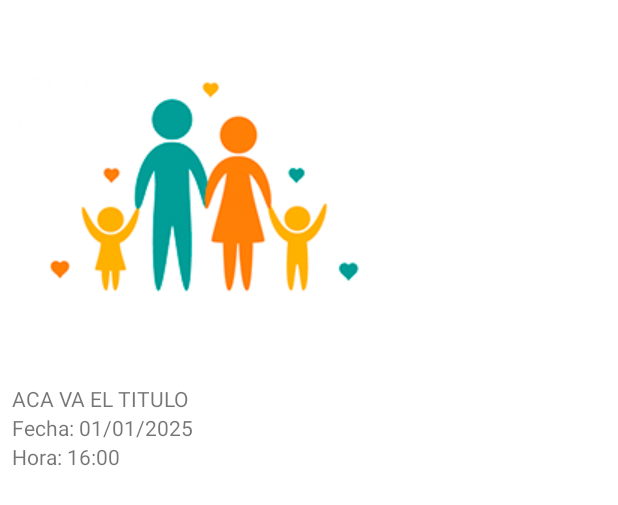
After one commit to MatiasNLugo/Obligatorio2021, an Android app: the layout list_item_Evento.xml on its own in the app's theme, with its tools: preview values and no code run, on a phone screen of 412 x 824 dp. The commit adds this screen. Shown: the top 505 px of the screen. Run offline under Robolectric (Android 15) with nearby library versions, the phone set to English and light mode, and no system bars.

Commit message:
Sin cambios.

```diff
--- a/app/src/main/java/com/matiaslugo/obligatorio2021/viewseventos/ListarEventos.java
+++ b/app/src/main/java/com/matiaslugo/obligatorio2021/viewseventos/ListarEventos.java
@@ -12,5 +12,7 @@ public class ListarEventos extends AppCompatActivity {
     protected void onCreate(Bundle savedInstanceState) {
         super.onCreate(savedInstanceState);
         setContentView(R.layout.activity_listar_eventos);
+
+
     }
 }
--- /dev/null
+++ b/app/src/main/res/layout/list_item_Evento.xml
@@ -0,0 +1,37 @@
+<?xml version="1.0" encoding="utf-8"?>
+<LinearLayout xmlns:android="http://schemas.android.com/apk/res/android"
+    android:layout_width="wrap_content"
+    android:layout_height="wrap_content"
+    android:orientation="vertical"
+    android:paddingLeft="8dp"
+    android:paddingRight="8dp">
+
+    <ImageView
+        android:id="@+id/imvAvatar"
+        android:layout_width="wrap_content"
+        android:layout_height="wrap_content"
+        android:src="@drawable/evento_1"
+        />
+    <TextView
+        android:id="@+id/tvTitulo"
+        android:layout_width="wrap_content"
+        android:layout_height="match_parent"
+        android:text="ACA VA EL TITULO"
+        />
+    <TextView
+        android:id="@+id/tvFecha"
+        android:layout_width="wrap_content"
+        android:layout_height="match_parent"
+        android:text="Fecha: 01/01/2025"
+        />
+    <TextView
+        android:id="@+id/tvHora"
+        android:layout_width="wrap_content"
+        android:layout_height="match_parent"
+        android:text="Hora: 16:00"
+        />
+
+
+
+
+</LinearLayout>
--- /dev/null
+++ b/app/src/main/res/values-hdpi/dimens.xml
@@ -0,0 +1,4 @@
+<?xml version="1.0" encoding="utf-8"?>
+<resources>
+    <dimen name="ancho_avatar">160dp</dimen>
+</resources>
--- /dev/null
+++ b/app/src/main/res/values-xhdpi/dimens.xml
@@ -0,0 +1,5 @@
+<?xml version="1.0" encoding="utf-8"?>
+<resources>
+    <dimen name="ancho_avatar">178dp</dimen>
+
+</resources>
```
Also changed, not shown: app/src/main/java/com/matiaslugo/obligatorio2021/viewseventos/AdaptadorEventos.java (added, +105 -0 lines), app/src/main/res/drawable-anydpi/ic_float_button_add_client.xml (deleted, +0 -11 lines), app/src/main/res/layout/activity_listar_eventos.xml (+9 -2 lines), app/src/main/res/drawable-mdpi/evento_1.png (added), app/src/main/res/drawable-mdpi/evento_2.png (added), app/src/main/res/drawable-mdpi/evento_3.png (added), app/src/main/res/drawable-mdpi/evento_4.png (added), app/src/main/res/drawable-mdpi/evento_5.png (added).
